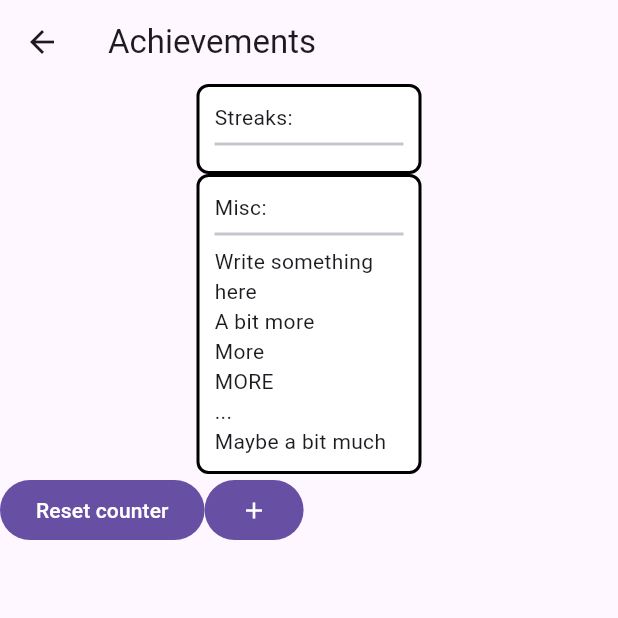
After one commit to Klint02/P8-Pomodoro, a Flutter app: the screen it shows after launch, after a tap on "Achievements", on a phone screen of 412 x 824 dp, the top half of it. The commit adds this screen. Run offline on Flutter 3.47's test engine with Material 3 defaults, Android fonts, the phone set to English and light mode, and no system bars.

Commit message:
Implementation of achievements and settings tab
Implementing achievements and settings tab, along with navigation for home and task list pages.

```diff
--- /dev/null
+++ b/App/lib/Achievements.dart
@@ -0,0 +1,109 @@
+import 'package:flutter/material.dart';
+
+class AchievementsTab extends StatefulWidget {
+  // const AchievementsTab({super.key, required this.title});
+  const AchievementsTab({super.key});
+
+  // final String title;
+
+  @override
+  State<AchievementsTab> createState() => _AchievementsTabState();
+}
+
+class _AchievementsTabState extends State<AchievementsTab> {
+  int _counter = 0;
+  List<int> completedTasks = [];
+
+  void _incrementCounter() {
+    setState(() {
+      _counter++;
+    });
+  }
+
+  void _addAchievement() {
+    setState(() {
+      if(_counter == 1 || _counter%5 == 0){
+        completedTasks.add(_counter);
+      }
+    });
+  }
+
+  @override
+  Widget build(BuildContext context) {
+    return Scaffold(
+      appBar: AppBar(
+        // backgroundColor: Theme.of(context).colorScheme.inversePrimary,
+        title: Text('Achievements'),
+      ),
+      body: Column( children: [Center(
+        child: Column(children: <Widget>[Container(
+          width: 150,
+          // height: 200,
+          // margin: EdgeInsets.all(80),
+          padding: EdgeInsets.all(10),
+          decoration: BoxDecoration(
+            color: Colors.white,
+            border: Border.all(color: Colors.black, width: 2),
+            borderRadius: BorderRadius.circular(8),
+          ),
+          child: Column(
+            crossAxisAlignment: CrossAxisAlignment.start,
+            mainAxisAlignment: MainAxisAlignment.start,
+            children: <Widget>[
+              // const Text('You have pushed the button this many times:'),
+              // Text(
+              //   '$_counter',
+              //   style: Theme.of(context).textTheme.headlineMedium,
+              // ),
+              const Text('Streaks:'),
+              const Divider(thickness: 2),
+              for (var item in completedTasks) Text("Completed $item tasks."),
+            ],
+          ),
+        ),
+          Container(
+          width: 150,
+          // height: 200,
+          // margin: EdgeInsets.all(80),
+          padding: EdgeInsets.all(10),
+          decoration: BoxDecoration(
+            color: Colors.white,
+            border: Border.all(color: Colors.black, width: 2),
+            borderRadius: BorderRadius.circular(8),
+          ),
+          child: Column(
+            crossAxisAlignment: CrossAxisAlignment.start,
+            mainAxisAlignment: MainAxisAlignment.start,
+            children: <Widget>[
+              // const Text('You have pushed the button this many times:'),
+              // Text(
+              //   '$_counter',
+              //   style: Theme.of(context).textTheme.headlineMedium,
+              // ),
+              const Text('Misc:'),
+              const Divider(thickness: 2),
+              Text('Write something here'),
+              Text('A bit more'),
+              Text('More'),
+              Text('MORE'),
+              Text('...'),
+              Text('Maybe a bit much'),
+            ],
+          ),
+        ),],
+      ),),
+      Row(
+        children: [
+          FilledButton(
+            onPressed: () {_counter = 0;},
+            child: const Text('Reset counter'),
+          ),
+          FilledButton(
+          onPressed: () {_incrementCounter();_addAchievement();},
+          child: const Icon(Icons.add),
+        ),],
+      ),
+      ],),
+    );
+  }
+}
--- /dev/null
+++ b/App/lib/Home.dart
@@ -0,0 +1,53 @@
+
+import 'package:flutter/material.dart';
+import 'package:pip_boi/Achievements.dart';
+import 'package:pip_boi/Settings.dart';
+import 'package:pip_boi/Tasklist.dart';
+
+class Home extends StatelessWidget {
+  const Home({super.key});
+
+  @override
+  Widget build(BuildContext context){
+    return Scaffold(
+      appBar: AppBar(title: const Text('Home')),
+      body: Center(child:
+        Column(
+          crossAxisAlignment: CrossAxisAlignment.center,
+          mainAxisAlignment: MainAxisAlignment.spaceAround,
+          children: [
+            FilledButton(
+              onPressed: () {
+                Navigator.push(
+                    context,
+                    MaterialPageRoute(builder: (context) => Tasklist())
+                );
+              },
+              child: Text('Task list')
+            ),
+
+            FilledButton(
+              onPressed: () {
+                Navigator.push(
+                    context,
+                    MaterialPageRoute(builder: (context) => AchievementsTab())
+                );
+              },
+              child: Text('Achievements')
+            ),
+
+            FilledButton(
+              onPressed: () {
+                Navigator.push(
+                    context,
+                    MaterialPageRoute(builder: (context) => SettingsTab())
+                );
+              },
+              child: Text('Settings')
+            )
+          ],
+        ),
+      ),
+    );
+  }
+}
```
Also changed, not shown: App/lib/Main_template.dart (added, +133 -0 lines), App/lib/Settings.dart (added, +25 -0 lines), App/lib/Tasklist.dart (added, +29 -0 lines), App/lib/main.dart (+16 -110 lines).
